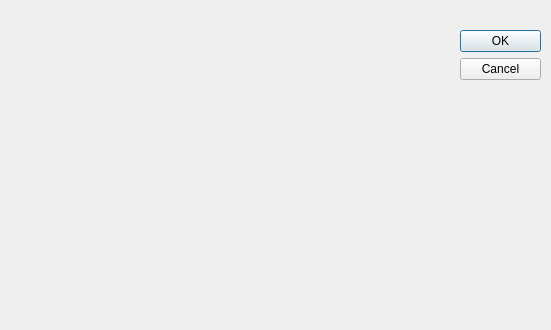
This is uic/node_edit.ui in boyzwj/m1x_bte as Qt 5 draws it before an edit. The edited form follows.
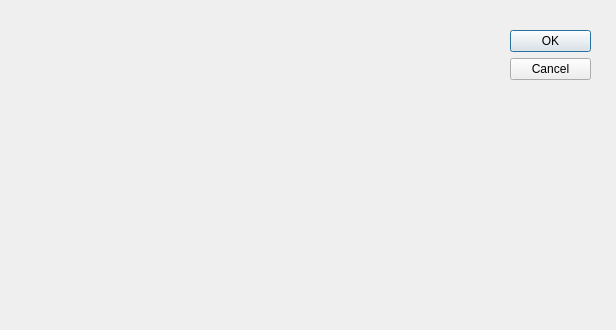
This is the edited form.

What changed in the file:
```diff
--- a/uic/node_edit.ui
+++ b/uic/node_edit.ui
@@ -6,7 +6,7 @@
    <rect>
     <x>0</x>
     <y>0</y>
-    <width>551</width>
+    <width>616</width>
     <height>330</height>
    </rect>
   </property>
@@ -16,7 +16,7 @@
   <widget class="QDialogButtonBox" name="buttonBox">
    <property name="geometry">
     <rect>
-     <x>460</x>
+     <x>510</x>
      <y>30</y>
      <width>81</width>
      <height>241</height>
@@ -34,7 +34,7 @@
     <rect>
      <x>10</x>
      <y>20</y>
-     <width>421</width>
+     <width>481</width>
      <height>291</height>
     </rect>
    </property>
```
